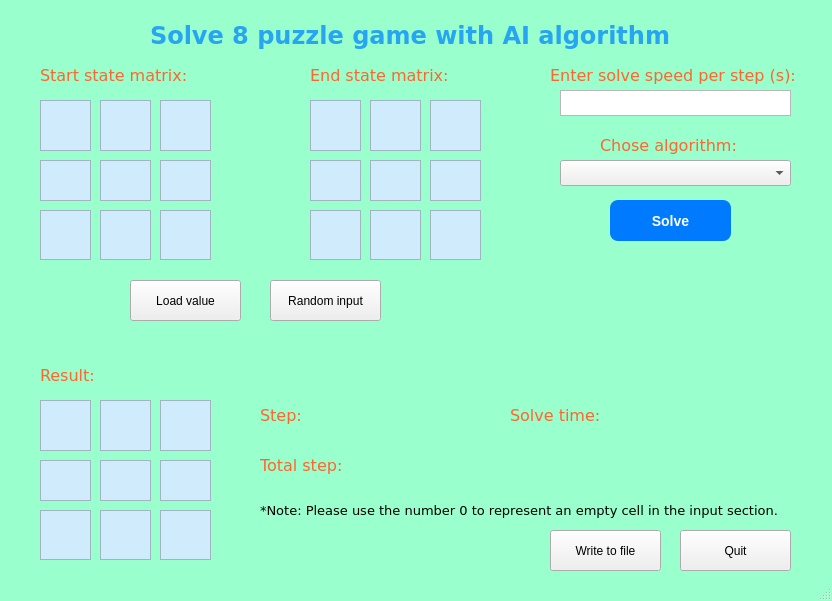
First picture: the form in constrainSatisfactionProblemGUI.ui, repository DuyVo-2005/AI-personal-project---8-puzzle-game, before the edit.
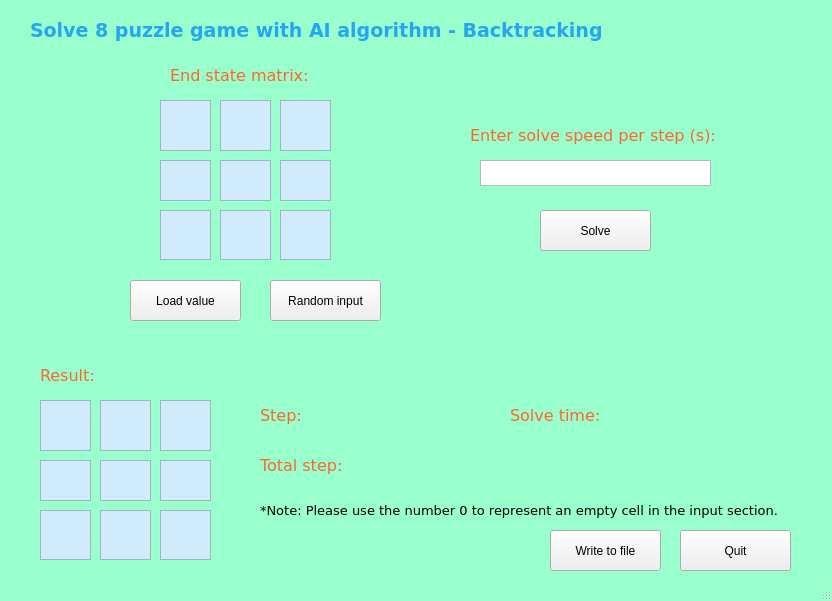
Second picture: the form after the edit.

The edit to the form file:
```diff
--- a/constrainSatisfactionProblemGUI.ui
+++ b/constrainSatisfactionProblemGUI.ui
@@ -19,34 +19,10 @@
 }</string>
   </property>
   <widget class="QWidget" name="centralwidget">
-   <widget class="QLabel" name="lblStartState">
-    <property name="geometry">
-     <rect>
-      <x>40</x>
-      <y>60</y>
-      <width>161</width>
-      <height>31</height>
-     </rect>
-    </property>
-    <property name="font">
-     <font>
-      <family>Verdana</family>
-      <pointsize>12</pointsize>
-     </font>
-    </property>
-    <property name="styleSheet">
-     <string notr="true">QLabel{
-	color: #FF652F;
-}</string>
-    </property>
-    <property name="text">
-     <string>Start state matrix:</string>
-    </property>
-   </widget>
    <widget class="QLabel" name="lblEndState">
     <property name="geometry">
      <rect>
-      <x>310</x>
+      <x>170</x>
       <y>60</y>
       <width>161</width>
       <height>31</height>
@@ -68,52 +44,19 @@
      <string>End state matrix:</string>
     </property>
    </widget>
-   <widget class="QPushButton" name="btnSolve">
-    <property name="geometry">
-     <rect>
-      <x>610</x>
-      <y>200</y>
-      <width>121</width>
-      <height>41</height>
-     </rect>
-    </property>
-    <property name="styleSheet">
-     <string notr="true">/*QPushButton{
-	background-color: #EEE2DC;
-	border-radius: 10px;
-}*/
-QPushButton {
-    background-color: #007BFF;
-    color: white;
-    border-radius: 8px;
-    padding: 6px 12px;
-    font-size: 14px;
-    font-weight: bold;
-}
-
-QPushButton:hover {
-    background-color: #0056b3;
-}
-
-</string>
-    </property>
-    <property name="text">
-     <string>Solve</string>
-    </property>
-   </widget>
    <widget class="QLabel" name="lblTitle">
     <property name="geometry">
      <rect>
-      <x>150</x>
+      <x>30</x>
       <y>20</y>
-      <width>531</width>
-      <height>31</height>
+      <width>791</width>
+      <height>21</height>
      </rect>
     </property>
     <property name="font">
      <font>
       <family>Verdana</family>
-      <pointsize>18</pointsize>
+      <pointsize>14</pointsize>
       <weight>75</weight>
       <bold>true</bold>
      </font>
@@ -124,13 +67,13 @@
 }</string>
     </property>
     <property name="text">
-     <string>Solve 8 puzzle game with AI algorithm</string>
+     <string>Solve 8 puzzle game with AI algorithm - Backtracking</string>
     </property>
    </widget>
    <widget class="QPlainTextEdit" name="cell1">
     <property name="geometry">
      <rect>
-      <x>40</x>
+      <x>160</x>
       <y>100</y>
       <width>51</width>
       <height>51</height>
@@ -152,7 +95,7 @@
    <widget class="QPlainTextEdit" name="cell2">
     <property name="geometry">
      <rect>
-      <x>100</x>
+      <x>220</x>
       <y>100</y>
       <width>51</width>
       <height>51</height>
@@ -174,7 +117,7 @@
    <widget class="QPlainTextEdit" name="cell3">
     <property name="geometry">
      <rect>
-      <x>160</x>
+      <x>280</x>
       <y>100</y>
       <width>51</width>
       <height>51</height>
@@ -196,7 +139,7 @@
    <widget class="QPlainTextEdit" name="cell4">
     <property name="geometry">
      <rect>
-      <x>40</x>
+      <x>160</x>
       <y>160</y>
       <width>51</width>
       <height>41</height>
@@ -218,7 +161,7 @@
    <widget class="QPlainTextEdit" name="cell5">
     <property name="geometry">
      <rect>
-      <x>100</x>
+      <x>220</x>
       <y>160</y>
       <width>51</width>
       <height>41</height>
@@ -240,7 +183,7 @@
    <widget class="QPlainTextEdit" name="cell6">
     <property name="geometry">
      <rect>
-      <x>160</x>
+      <x>280</x>
       <y>160</y>
       <width>51</width>
       <height>41</height>
@@ -262,7 +205,7 @@
    <widget class="QPlainTextEdit" name="cell7">
     <property name="geometry">
      <rect>
-      <x>40</x>
+      <x>160</x>
       <y>210</y>
       <width>51</width>
       <height>50</height>
@@ -284,7 +227,7 @@
    <widget class="QPlainTextEdit" name="cell8">
     <property name="geometry">
      <rect>
-      <x>100</x>
+      <x>220</x>
       <y>210</y>
       <width>51</width>
       <height>50</height>
@@ -306,7 +249,7 @@
    <widget class="QPlainTextEdit" name="cell9">
     <property name="geometry">
      <rect>
-      <x>160</x>
+      <x>280</x>
       <y>210</y>
       <width>51</width>
       <height>50</height>
@@ -325,204 +268,6 @@
 }</string>
     </property>
    </widget>
-   <widget class="QPlainTextEdit" name="cell4_2">
-    <property name="geometry">
-     <rect>
-      <x>310</x>
-      <y>160</y>
-      <width>51</width>
-      <height>41</height>
-     </rect>
-    </property>
-    <property name="font">
-     <font>
-      <family>Verdana</family>
-      <pointsize>10</pointsize>
-     </font>
-    </property>
-    <property name="styleSheet">
-     <string notr="true">QPlainTextEdit{
-	background-color: #CFEBFC;
-	color: black
-}</string>
-    </property>
-   </widget>
-   <widget class="QPlainTextEdit" name="cell7_2">
-    <property name="geometry">
-     <rect>
-      <x>310</x>
-      <y>210</y>
-      <width>51</width>
-      <height>50</height>
-     </rect>
-    </property>
-    <property name="font">
-     <font>
-      <family>Verdana</family>
-      <pointsize>10</pointsize>
-     </font>
-    </property>
-    <property name="styleSheet">
-     <string notr="true">QPlainTextEdit{
-	background-color: #CFEBFC;
-	color: black
-}</string>
-    </property>
-   </widget>
-   <widget class="QPlainTextEdit" name="cell8_2">
-    <property name="geometry">
-     <rect>
-      <x>370</x>
-      <y>210</y>
-      <width>51</width>
-      <height>50</height>
-     </rect>
-    </property>
-    <property name="font">
-     <font>
-      <family>Verdana</family>
-      <pointsize>10</pointsize>
-     </font>
-    </property>
-    <property name="styleSheet">
-     <string notr="true">QPlainTextEdit{
-	background-color: #CFEBFC;
-	color: black
-}</string>
-    </property>
-   </widget>
-   <widget class="QPlainTextEdit" name="cell9_2">
-    <property name="geometry">
-     <rect>
-      <x>430</x>
-      <y>210</y>
-      <width>51</width>
-      <height>50</height>
-     </rect>
-    </property>
-    <property name="font">
-     <font>
-      <family>Verdana</family>
-      <pointsize>10</pointsize>
-     </font>
-    </property>
-    <property name="styleSheet">
-     <string notr="true">QPlainTextEdit{
-	background-color: #CFEBFC;
-	color: black
-}</string>
-    </property>
-   </widget>
-   <widget class="QPlainTextEdit" name="cell5_2">
-    <property name="geometry">
-     <rect>
-      <x>370</x>
-      <y>160</y>
-      <width>51</width>
-      <height>41</height>
-     </rect>
-    </property>
-    <property name="font">
-     <font>
-      <family>Verdana</family>
-      <pointsize>10</pointsize>
-     </font>
-    </property>
-    <property name="styleSheet">
-     <string notr="true">QPlainTextEdit{
-	background-color: #CFEBFC;
-	color: black
-}</string>
-    </property>
-   </widget>
-   <widget class="QPlainTextEdit" name="cell6_2">
-    <property name="geometry">
-     <rect>
-      <x>430</x>
-      <y>160</y>
-      <width>51</width>
-      <height>41</height>
-     </rect>
-    </property>
-    <property name="font">
-     <font>
-      <family>Verdana</family>
-      <pointsize>10</pointsize>
-     </font>
-    </property>
-    <property name="styleSheet">
-     <string notr="true">QPlainTextEdit{
-	background-color: #CFEBFC;
-	color: black
-}</string>
-    </property>
-   </widget>
-   <widget class="QPlainTextEdit" name="cell1_2">
-    <property name="geometry">
-     <rect>
-      <x>310</x>
-      <y>100</y>
-      <width>51</width>
-      <height>51</height>
-     </rect>
-    </property>
-    <property name="font">
-     <font>
-      <family>Verdana</family>
-      <pointsize>10</pointsize>
-     </font>
-    </property>
-    <property name="styleSheet">
-     <string notr="true">QPlainTextEdit{
-	background-color: #CFEBFC;
-	color: black
-}</string>
-    </property>
-   </widget>
-   <widget class="QPlainTextEdit" name="cell3_2">
-    <property name="geometry">
-     <rect>
-      <x>430</x>
-      <y>100</y>
-      <width>51</width>
-      <height>51</height>
-     </rect>
-    </property>
-    <property name="font">
-     <font>
-      <family>Verdana</family>
-      <pointsize>10</pointsize>
-     </font>
-    </property>
-    <property name="styleSheet">
-     <string notr="true">QPlainTextEdit{
-	background-color: #CFEBFC;
-	color: black
-}</string>
-    </property>
-   </widget>
-   <widget class="QPlainTextEdit" name="cell2_2">
-    <property name="geometry">
-     <rect>
-      <x>370</x>
-      <y>100</y>
-      <width>51</width>
-      <height>51</height>
-     </rect>
-    </property>
-    <property name="font">
-     <font>
-      <family>Verdana</family>
-      <pointsize>10</pointsize>
-     </font>
-    </property>
-    <property name="styleSheet">
-     <string notr="true">QPlainTextEdit{
-	background-color: #CFEBFC;
-	color: black
-}</string>
-    </property>
-   </widget>
    <widget class="QPlainTextEdit" name="cell3_3">
     <property name="geometry">
      <rect>
@@ -1052,35 +797,11 @@
      <string>Random input</string>
     </property>
    </widget>
-   <widget class="QLabel" name="lblStartState_2">
-    <property name="geometry">
-     <rect>
-      <x>600</x>
-      <y>130</y>
-      <width>161</width>
-      <height>31</height>
-     </rect>
-    </property>
-    <property name="font">
-     <font>
-      <family>Verdana</family>
-      <pointsize>12</pointsize>
-     </font>
-    </property>
-    <property name="styleSheet">
-     <string notr="true">QLabel{
-	color: #FF652F;
-}</string>
-    </property>
-    <property name="text">
-     <string>Chose algorithm:</string>
-    </property>
-   </widget>
    <widget class="QLabel" name="lblStartState_3">
     <property name="geometry">
      <rect>
-      <x>550</x>
-      <y>60</y>
+      <x>470</x>
+      <y>120</y>
       <width>261</width>
       <height>31</height>
      </rect>
@@ -1103,22 +824,38 @@
    <widget class="QPlainTextEdit" name="txtSolveSpeedPerStep">
     <property name="geometry">
      <rect>
-      <x>560</x>
-      <y>90</y>
+      <x>480</x>
+      <y>160</y>
       <width>231</width>
       <height>26</height>
      </rect>
     </property>
    </widget>
-   <widget class="QComboBox" name="cbbAlgorithm">
+   <widget class="QPushButton" name="btnSolve">
     <property name="geometry">
      <rect>
-      <x>560</x>
-      <y>160</y>
-      <width>231</width>
-      <height>26</height>
+      <x>540</x>
+      <y>210</y>
+      <width>111</width>
+      <height>41</height>
      </rect>
     </property>
+    <property name="styleSheet">
+     <string notr="true">/*QPushButton{
+	background-color: #EEE2DC;
+	border-radius: 10px;
+}*/
+QPushButton#writeToFile {
+    background-color: #28A745;
+}
+
+QPushButton#writeToFile:hover {
+    background-color: #218838;
+}</string>
+    </property>
+    <property name="text">
+     <string>Solve</string>
+    </property>
    </widget>
   </widget>
   <widget class="QMenuBar" name="menubar">
```
